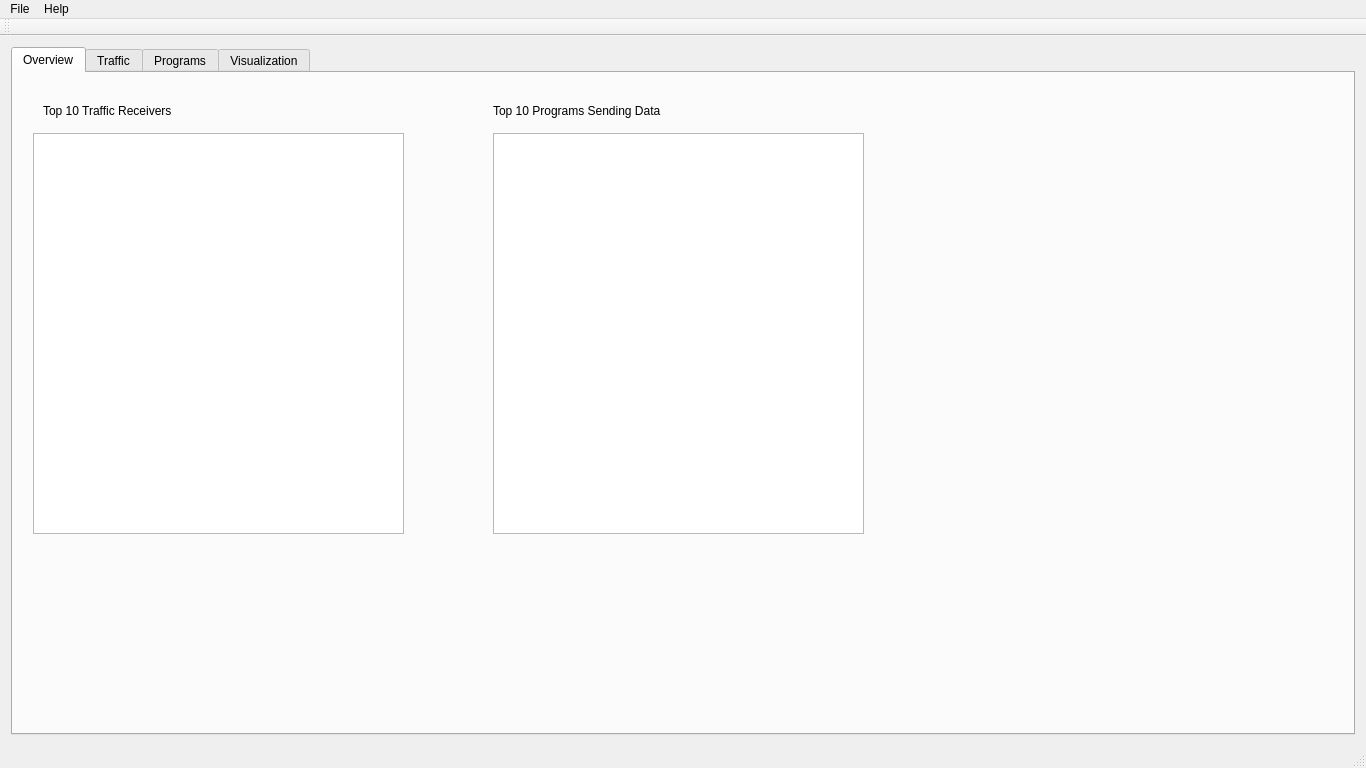
First picture: the form in overview.ui, repository achow101/NetPriv, before the edit.
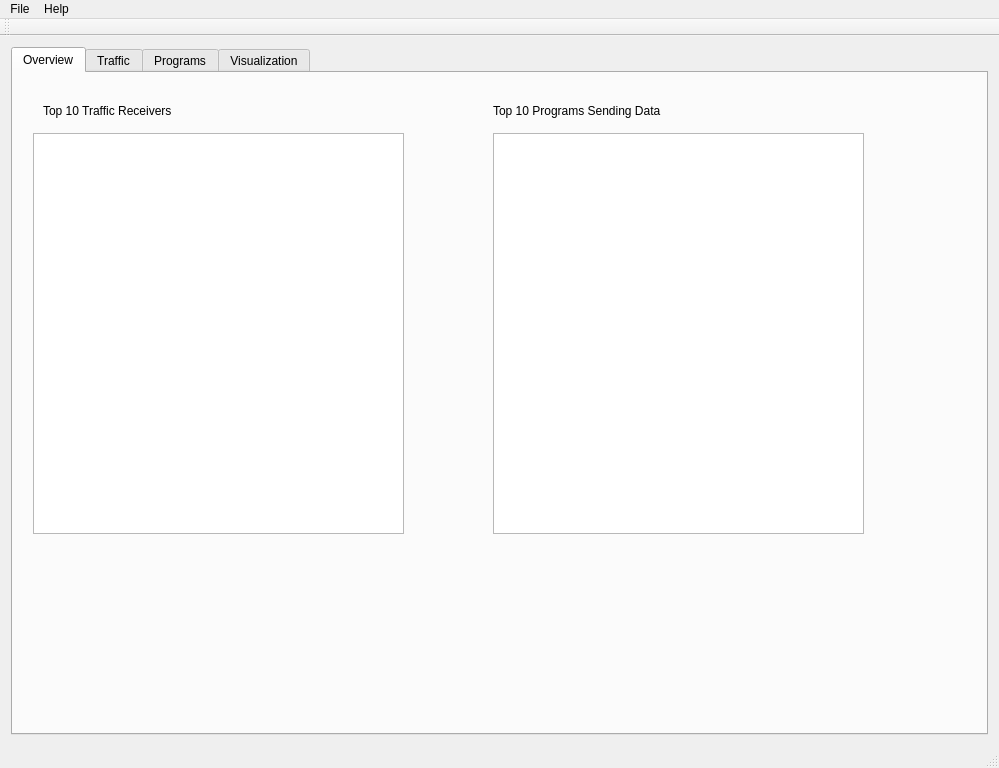
Second picture: the form after the edit.

Diff of the .ui file:
```diff
--- a/overview.ui
+++ b/overview.ui
@@ -6,26 +6,26 @@
    <rect>
     <x>0</x>
     <y>0</y>
-    <width>1366</width>
+    <width>999</width>
     <height>768</height>
    </rect>
   </property>
   <property name="sizePolicy">
-   <sizepolicy hsizetype="Fixed" vsizetype="Fixed">
+   <sizepolicy hsizetype="Maximum" vsizetype="Maximum">
     <horstretch>0</horstretch>
     <verstretch>0</verstretch>
    </sizepolicy>
   </property>
   <property name="minimumSize">
    <size>
-    <width>1366</width>
-    <height>768</height>
+    <width>0</width>
+    <height>0</height>
    </size>
   </property>
   <property name="maximumSize">
    <size>
-    <width>1366</width>
-    <height>768</height>
+    <width>9991</width>
+    <height>8201</height>
    </size>
   </property>
   <property name="windowTitle">
@@ -172,7 +172,7 @@
     <rect>
      <x>0</x>
      <y>0</y>
-     <width>1366</width>
+     <width>999</width>
      <height>26</height>
     </rect>
    </property>
```
